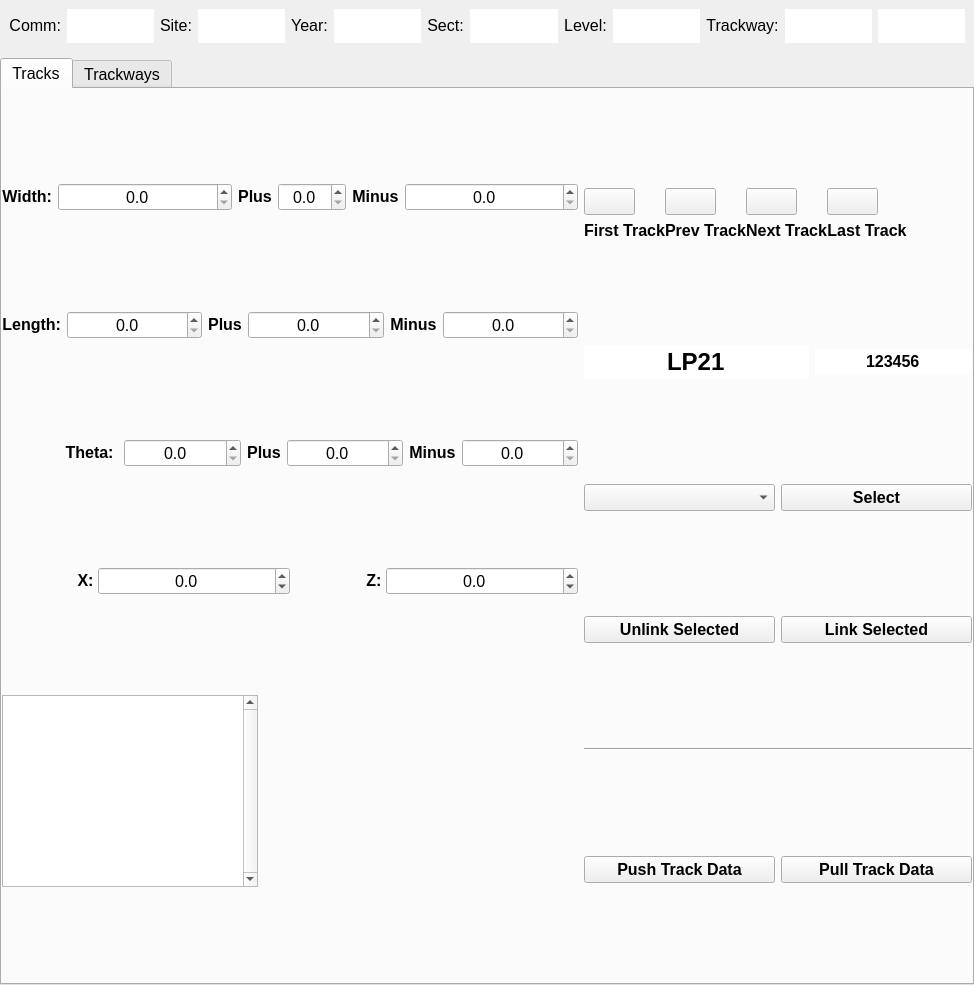
Above: resources/widget/tools/TrackwayManagerWidget/TrackwayManagerWidget.ui from sernst/Cadence before the change. Below: the same form after it.
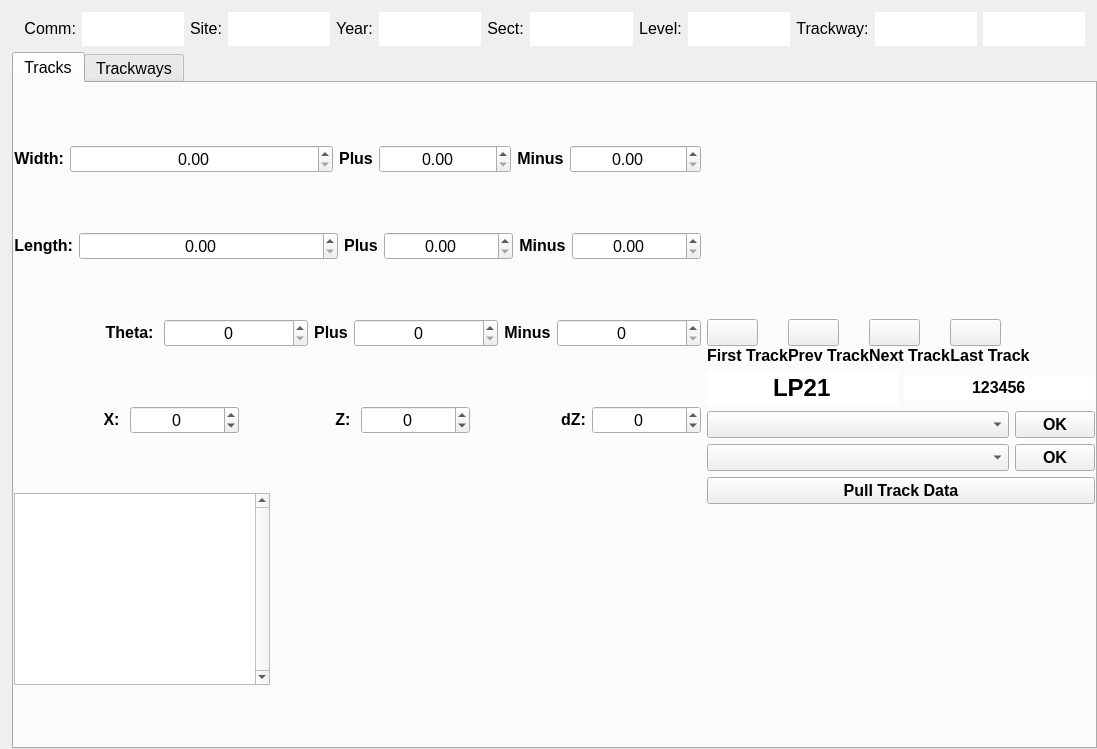
That is the form after the change. Icons and pictures are not drawn.

```diff
--- a/resources/widget/tools/TrackwayManagerWidget/TrackwayManagerWidget.ui
+++ b/resources/widget/tools/TrackwayManagerWidget/TrackwayManagerWidget.ui
@@ -9,8 +9,8 @@
    <rect>
     <x>0</x>
     <y>0</y>
-    <width>974</width>
-    <height>985</height>
+    <width>1097</width>
+    <height>749</height>
    </rect>
   </property>
   <property name="sizePolicy">
@@ -28,13 +28,34 @@
   <property name="windowTitle">
    <string>Trackway Manager</string>
   </property>
-  <layout class="QVBoxLayout" name="verticalLayout">
-   <property name="margin">
+  <layout class="QVBoxLayout" name="verticalLayout_3">
+   <property name="leftMargin">
+    <number>12</number>
+   </property>
+   <property name="topMargin">
+    <number>0</number>
+   </property>
+   <property name="rightMargin">
+    <number>0</number>
+   </property>
+   <property name="bottomMargin">
     <number>0</number>
    </property>
    <item>
     <widget class="QWidget" name="trackwayWidget" native="true">
      <layout class="QHBoxLayout" name="horizontalLayout_9" stretch="0,0,0,0,0,0,0,0,0,0,0,0,0">
+      <property name="leftMargin">
+       <number>12</number>
+      </property>
+      <property name="topMargin">
+       <number>12</number>
+      </property>
+      <property name="rightMargin">
+       <number>12</number>
+      </property>
+      <property name="bottomMargin">
+       <number>0</number>
+      </property>
       <item>
        <widget class="QLabel" name="lbl_16">
         <property name="sizePolicy">
@@ -387,7 +408,10 @@
           </font>
          </property>
          <layout class="QVBoxLayout" name="verticalLayout_2">
-          <property name="margin">
+          <property name="leftMargin">
+           <number>0</number>
+          </property>
+          <property name="rightMargin">
            <number>0</number>
           </property>
           <item>
@@ -398,7 +422,7 @@
               <verstretch>0</verstretch>
              </sizepolicy>
             </property>
-            <layout class="QHBoxLayout" name="horizontalLayout_10" stretch="0,1,0,0,0,1">
+            <layout class="QHBoxLayout" name="horizontalLayout_10" stretch="0,2,0,1,0,1">
              <property name="spacing">
               <number>-1</number>
              </property>
@@ -443,7 +467,7 @@
                 <set>Qt::AlignCenter</set>
                </property>
                <property name="decimals">
-                <number>1</number>
+                <number>2</number>
                </property>
                <property name="minimum">
                 <double>0.000000000000000</double>
@@ -493,7 +517,13 @@
                 <set>Qt::AlignCenter</set>
                </property>
                <property name="decimals">
-                <number>1</number>
+                <number>2</number>
+               </property>
+               <property name="maximum">
+                <double>1.000000000000000</double>
+               </property>
+               <property name="singleStep">
+                <double>0.010000000000000</double>
                </property>
               </widget>
              </item>
@@ -531,7 +561,13 @@
                 <set>Qt::AlignCenter</set>
                </property>
                <property name="decimals">
-                <number>1</number>
+                <number>2</number>
+               </property>
+               <property name="maximum">
+                <double>1.000000000000000</double>
+               </property>
+               <property name="singleStep">
+                <double>0.010000000000000</double>
                </property>
               </widget>
              </item>
@@ -546,7 +582,7 @@
               <verstretch>0</verstretch>
              </sizepolicy>
             </property>
-            <layout class="QHBoxLayout" name="horizontalLayout_11" stretch="0,1,0,1,0,1">
+            <layout class="QHBoxLayout" name="horizontalLayout_11" stretch="0,2,0,1,0,1">
              <property name="spacing">
               <number>-1</number>
              </property>
@@ -588,7 +624,7 @@
                 <set>Qt::AlignCenter</set>
                </property>
                <property name="decimals">
-                <number>1</number>
+                <number>2</number>
                </property>
                <property name="minimum">
                 <double>0.000000000000000</double>
@@ -638,7 +674,13 @@
                 <set>Qt::AlignCenter</set>
                </property>
                <property name="decimals">
-                <number>1</number>
+                <number>2</number>
+               </property>
+               <property name="maximum">
+                <double>1.000000000000000</double>
+               </property>
+               <property name="singleStep">
+                <double>0.010000000000000</double>
                </property>
               </widget>
              </item>
@@ -676,7 +718,13 @@
                 <set>Qt::AlignCenter</set>
                </property>
                <property name="decimals">
-                <number>1</number>
+                <number>2</number>
+               </property>
+               <property name="maximum">
+                <double>1.000000000000000</double>
+               </property>
+               <property name="singleStep">
+                <double>0.010000000000000</double>
                </property>
               </widget>
              </item>
@@ -729,10 +777,10 @@
                 <set>Qt::AlignCenter</set>
                </property>
                <property name="decimals">
-                <number>1</number>
+                <number>0</number>
                </property>
                <property name="maximum">
-                <double>359.000000000000000</double>
+                <double>362.000000000000000</double>
                </property>
               </widget>
              </item>
@@ -773,7 +821,10 @@
                 <set>Qt::AlignCenter</set>
                </property>
                <property name="decimals">
-                <number>1</number>
+                <number>0</number>
+               </property>
+               <property name="maximum">
+                <double>98.000000000000000</double>
                </property>
               </widget>
              </item>
@@ -811,7 +862,10 @@
                 <set>Qt::AlignCenter</set>
                </property>
                <property name="decimals">
-                <number>1</number>
+                <number>0</number>
+               </property>
+               <property name="maximum">
+                <double>98.000000000000000</double>
                </property>
               </widget>
              </item>
@@ -826,10 +880,7 @@
               <verstretch>0</verstretch>
              </sizepolicy>
             </property>
-            <layout class="QHBoxLayout" name="horizontalLayout_3" stretch="1,2,1,2">
-             <property name="spacing">
-              <number>0</number>
-             </property>
+            <layout class="QHBoxLayout" name="horizontalLayout_3">
              <property name="margin">
               <number>0</number>
              </property>
@@ -868,7 +919,7 @@
                 <set>Qt::AlignCenter</set>
                </property>
                <property name="decimals">
-                <number>1</number>
+                <number>0</number>
                </property>
                <property name="minimum">
                 <double>-10000.000000000000000</double>
@@ -916,7 +967,7 @@
                 <set>Qt::AlignCenter</set>
                </property>
                <property name="decimals">
-                <number>1</number>
+                <number>0</number>
                </property>
                <property name="minimum">
                 <double>-100000.000000000000000</double>
@@ -929,6 +980,54 @@
                </property>
               </widget>
              </item>
+             <item>
+              <widget class="QLabel" name="lbl_22">
+               <property name="sizePolicy">
+                <sizepolicy hsizetype="Expanding" vsizetype="Fixed">
+                 <horstretch>0</horstretch>
+                 <verstretch>0</verstretch>
+                </sizepolicy>
+               </property>
+               <property name="font">
+                <font>
+                 <pointsize>12</pointsize>
+                 <weight>75</weight>
+                 <bold>true</bold>
+                </font>
+               </property>
+               <property name="text">
+                <string>dZ:</string>
+               </property>
+               <property name="alignment">
+                <set>Qt::AlignRight|Qt::AlignTrailing|Qt::AlignVCenter</set>
+               </property>
+              </widget>
+             </item>
+             <item>
+              <widget class="QDoubleSpinBox" name="dzSbx">
+               <property name="sizePolicy">
+                <sizepolicy hsizetype="Expanding" vsizetype="Fixed">
+                 <horstretch>0</horstretch>
+                 <verstretch>0</verstretch>
+                </sizepolicy>
+               </property>
+               <property name="alignment">
+                <set>Qt::AlignCenter</set>
+               </property>
+               <property name="decimals">
+                <number>0</number>
+               </property>
+               <property name="minimum">
+                <double>-100.000000000000000</double>
+               </property>
+               <property name="maximum">
+                <double>100.000000000000000</double>
+               </property>
+               <property name="singleStep">
+                <double>1.000000000000000</double>
+               </property>
+              </widget>
+             </item>
             </layout>
            </widget>
           </item>
@@ -963,7 +1062,7 @@
        <item>
         <widget class="QWidget" name="navigationWidget" native="true">
          <property name="sizePolicy">
-          <sizepolicy hsizetype="Fixed" vsizetype="Expanding">
+          <sizepolicy hsizetype="Fixed" vsizetype="Fixed">
            <horstretch>0</horstretch>
            <verstretch>0</verstretch>
           </sizepolicy>
@@ -973,7 +1072,7 @@
            <pointsize>12</pointsize>
           </font>
          </property>
-         <layout class="QVBoxLayout" name="verticalLayout_5">
+         <layout class="QVBoxLayout" name="verticalLayout">
           <property name="margin">
            <number>0</number>
           </property>
@@ -1019,7 +1118,7 @@
                </property>
                <layout class="QVBoxLayout" name="verticalLayout_7">
                 <property name="spacing">
-                 <number>-1</number>
+                 <number>0</number>
                 </property>
                 <property name="margin">
                  <number>0</number>
@@ -1051,8 +1150,8 @@
                   </property>
                   <property name="iconSize">
                    <size>
-                    <width>32</width>
-                    <height>32</height>
+                    <width>28</width>
+                    <height>28</height>
                    </size>
                   </property>
                   <property name="flat">
@@ -1104,7 +1203,7 @@
                </property>
                <layout class="QVBoxLayout" name="verticalLayout_8" stretch="0,0">
                 <property name="spacing">
-                 <number>-1</number>
+                 <number>0</number>
                 </property>
                 <property name="margin">
                  <number>0</number>
@@ -1136,8 +1235,8 @@
                   </property>
                   <property name="iconSize">
                    <size>
-                    <width>32</width>
-                    <height>32</height>
+                    <width>28</width>
+                    <height>28</height>
                    </size>
                   </property>
                   <property name="flat">
@@ -1189,7 +1288,7 @@
                </property>
                <layout class="QVBoxLayout" name="verticalLayout_9">
                 <property name="spacing">
-                 <number>-1</number>
+                 <number>0</number>
                 </property>
                 <property name="margin">
                  <number>0</number>
@@ -1221,8 +1320,8 @@
                   </property>
                   <property name="iconSize">
                    <size>
-                    <width>32</width>
-                    <height>32</height>
+                    <width>28</width>
+                    <height>28</height>
                    </size>
                   </property>
                   <property name="flat">
@@ -1233,7 +1332,7 @@
                 <item>
                  <widget class="QLabel" name="nextTrackLabel">
                   <property name="sizePolicy">
-                   <sizepolicy hsizetype="Fixed" vsizetype="Fixed">
+                   <sizepolicy hsizetype="Expanding" vsizetype="Fixed">
                     <horstretch>0</horstretch>
                     <verstretch>0</verstretch>
                    </sizepolicy>
@@ -1274,7 +1373,7 @@
                </property>
                <layout class="QVBoxLayout" name="verticalLayout_10">
                 <property name="spacing">
-                 <number>-1</number>
+                 <number>0</number>
                 </property>
                 <property name="margin">
                  <number>0</number>
@@ -1282,7 +1381,7 @@
                 <item>
                  <widget class="QPushButton" name="lastBtn">
                   <property name="sizePolicy">
-                   <sizepolicy hsizetype="Fixed" vsizetype="Expanding">
+                   <sizepolicy hsizetype="Fixed" vsizetype="Fixed">
                     <horstretch>0</horstretch>
                     <verstretch>0</verstretch>
                    </sizepolicy>
@@ -1306,8 +1405,8 @@
                   </property>
                   <property name="iconSize">
                    <size>
-                    <width>32</width>
-                    <height>32</height>
+                    <width>28</width>
+                    <height>28</height>
                    </size>
                   </property>
                   <property name="flat">
@@ -1318,7 +1417,7 @@
                 <item>
                  <widget class="QLabel" name="lastTrackLbl">
                   <property name="sizePolicy">
-                   <sizepolicy hsizetype="Fixed" vsizetype="Fixed">
+                   <sizepolicy hsizetype="Expanding" vsizetype="Fixed">
                     <horstretch>0</horstretch>
                     <verstretch>0</verstretch>
                    </sizepolicy>
@@ -1330,6 +1429,9 @@
                     <bold>true</bold>
                    </font>
                   </property>
+                  <property name="layoutDirection">
+                   <enum>Qt::LeftToRight</enum>
+                  </property>
                   <property name="text">
                    <string>Last Track</string>
                   </property>
@@ -1355,7 +1457,7 @@
               <verstretch>0</verstretch>
              </sizepolicy>
             </property>
-            <layout class="QHBoxLayout" name="horizontalLayout_13">
+            <layout class="QHBoxLayout" name="horizontalLayout_13" stretch="1,1">
              <property name="spacing">
               <number>-1</number>
              </property>
@@ -1425,7 +1527,7 @@
               <verstretch>0</verstretch>
              </sizepolicy>
             </property>
-            <layout class="QHBoxLayout" name="horizontalLayout_7">
+            <layout class="QHBoxLayout" name="horizontalLayout_7" stretch="1,0">
              <property name="spacing">
               <number>-1</number>
              </property>
@@ -1434,6 +1536,12 @@
              </property>
              <item>
               <widget class="QComboBox" name="selectionMethodCB">
+               <property name="sizePolicy">
+                <sizepolicy hsizetype="Expanding" vsizetype="Fixed">
+                 <horstretch>0</horstretch>
+                 <verstretch>0</verstretch>
+                </sizepolicy>
+               </property>
                <property name="currentIndex">
                 <number>-1</number>
                </property>
@@ -1441,6 +1549,12 @@
              </item>
              <item>
               <widget class="QPushButton" name="selectBtn">
+               <property name="sizePolicy">
+                <sizepolicy hsizetype="Expanding" vsizetype="Fixed">
+                 <horstretch>0</horstretch>
+                 <verstretch>0</verstretch>
+                </sizepolicy>
+               </property>
                <property name="font">
                 <font>
                  <weight>75</weight>
@@ -1448,7 +1562,7 @@
                 </font>
                </property>
                <property name="text">
-                <string>Select</string>
+                <string>OK</string>
                </property>
               </widget>
              </item>
@@ -1456,14 +1570,14 @@
            </widget>
           </item>
           <item>
-           <widget class="QWidget" name="linkingWidget" native="true">
+           <widget class="QWidget" name="operationWidget" native="true">
             <property name="sizePolicy">
              <sizepolicy hsizetype="Expanding" vsizetype="Fixed">
               <horstretch>0</horstretch>
               <verstretch>0</verstretch>
              </sizepolicy>
             </property>
-            <layout class="QHBoxLayout" name="horizontalLayout_2">
+            <layout class="QHBoxLayout" name="horizontalLayout_12" stretch="1,0">
              <property name="spacing">
               <number>-1</number>
              </property>
@@ -1471,27 +1585,20 @@
               <number>0</number>
              </property>
              <item>
-              <widget class="QPushButton" name="unlinkBtn">
+              <widget class="QComboBox" name="operationCB">
                <property name="sizePolicy">
                 <sizepolicy hsizetype="Expanding" vsizetype="Fixed">
                  <horstretch>0</horstretch>
                  <verstretch>0</verstretch>
                 </sizepolicy>
                </property>
-               <property name="font">
-                <font>
-                 <pointsize>12</pointsize>
-                 <weight>75</weight>
-                 <bold>true</bold>
-                </font>
+               <property name="currentIndex">
+                <number>-1</number>
                </property>
-               <property name="text">
-                <string>Unlink Selected</string>
-               </property>
               </widget>
              </item>
              <item>
-              <widget class="QPushButton" name="linkBtn">
+              <widget class="QPushButton" name="operateBtn">
                <property name="sizePolicy">
                 <sizepolicy hsizetype="Expanding" vsizetype="Fixed">
                  <horstretch>0</horstretch>
@@ -1500,74 +1607,16 @@
                </property>
                <property name="font">
                 <font>
-                 <pointsize>12</pointsize>
                  <weight>75</weight>
                  <bold>true</bold>
                 </font>
                </property>
                <property name="text">
-                <string>Link Selected</string>
+                <string>OK</string>
                </property>
               </widget>
              </item>
             </layout>
-           </widget>
-          </item>
-          <item>
-           <widget class="Line" name="line">
-            <property name="orientation">
-             <enum>Qt::Horizontal</enum>
-            </property>
-           </widget>
-          </item>
-          <item>
-           <widget class="QWidget" name="syncWidget" native="true">
-            <property name="sizePolicy">
-             <sizepolicy hsizetype="Expanding" vsizetype="Fixed">
-              <horstretch>0</horstretch>
-              <verstretch>0</verstretch>
-             </sizepolicy>
-            </property>
-            <layout class="QHBoxLayout" name="horizontalLayout_8">
-             <property name="spacing">
-              <number>-1</number>
-             </property>
-             <property name="margin">
-              <number>0</number>
-             </property>
-             <item>
-              <widget class="QPushButton" name="pushBtn">
-               <property name="sizePolicy">
-                <sizepolicy hsizetype="Expanding" vsizetype="Fixed">
-                 <horstretch>0</horstretch>
-                 <verstretch>0</verstretch>
-                </sizepolicy>
-               </property>
-               <property name="font">
-                <font>
-                 <pointsize>12</pointsize>
-                 <weight>75</weight>
-                 <bold>true</bold>
-                </font>
-               </property>
-               <property name="text">
-                <string>Push Track Data</string>
-               </property>
-               <property name="iconSize">
-                <size>
-                 <width>16</width>
-                 <height>14</height>
-                </size>
-               </property>
-               <property name="autoRepeat">
-                <bool>true</bool>
-               </property>
-               <property name="autoRepeatDelay">
-                <number>50</number>
-               </property>
-               <property name="autoRepeatInterval">
-                <number>50</number>
-               </property>
               </widget>
              </item>
              <item>
@@ -1593,6 +1642,21 @@
                </property>
               </widget>
              </item>
+          <item>
+           <widget class="QWidget" name="linkingWidget" native="true">
+            <property name="sizePolicy">
+             <sizepolicy hsizetype="Expanding" vsizetype="Fixed">
+              <horstretch>0</horstretch>
+              <verstretch>0</verstretch>
+             </sizepolicy>
+            </property>
+            <layout class="QHBoxLayout" name="horizontalLayout_2">
+             <property name="spacing">
+              <number>-1</number>
+             </property>
+             <property name="margin">
+              <number>0</number>
+             </property>
             </layout>
            </widget>
           </item>
```
Left out of the diff: 3 changed lines with no effect on the pictures. Lines whose indentation alone changed are shown as unchanged.
